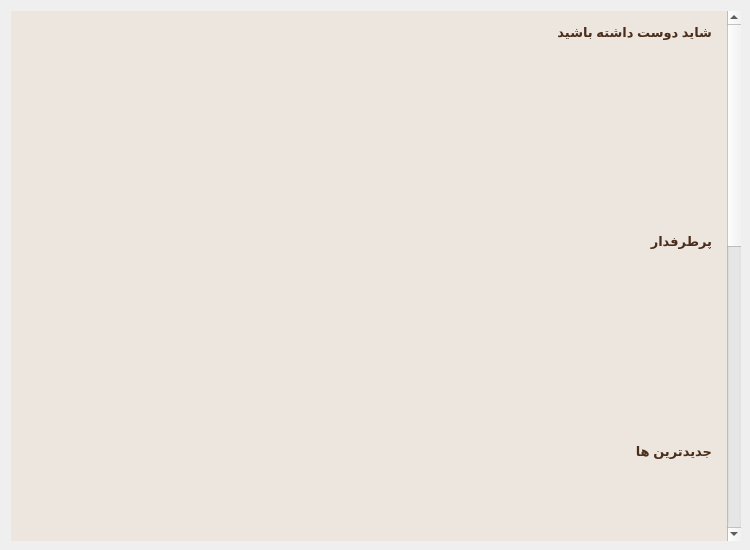
This is Client/user/userhomewidget.ui in Onyx1907/Lumina-EBook-Platform as Qt 5 draws it before an edit. The edited form follows.
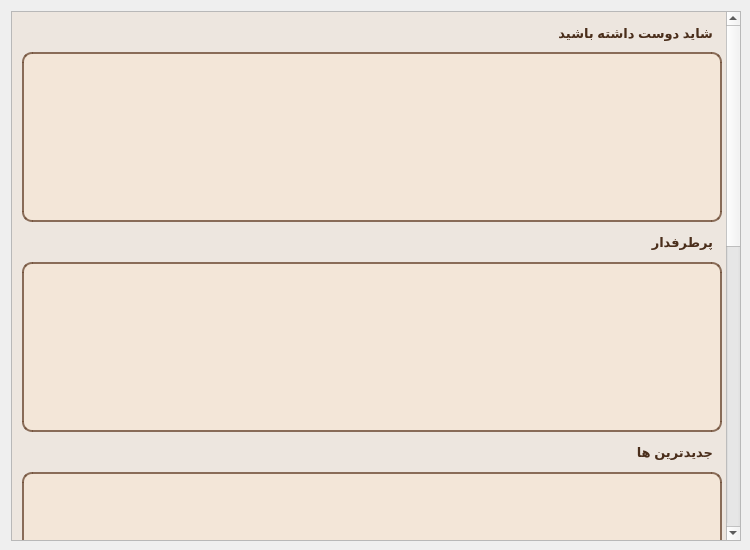
This is the edited form. Icons and pictures are not drawn.

Commit message: Feat: Implement QTcpSocket network logic to fetch and parse book list JSON into home page

The edit to the form file:
```diff
--- a/Client/user/userhomewidget.ui
+++ b/Client/user/userhomewidget.ui
@@ -35,44 +35,7 @@
    <enum>Qt::RightToLeft</enum>
   </property>
   <property name="styleSheet">
-   <string notr="true">/* ۱. بوم اصلی صفحه (پشت ویجت‌ها) که ویدیو زیر آن پخش می‌شود */
-QWidget#scrollAreaWidgetContents {
-    /* یک لایه شفاف نسکافه‌ای روشن روی ویدیو می‌کشد */
-    background-color: rgba(235, 220, 203, 0.45); 
-}
-
-/* ۲. حذف کامل کادر و پس‌زمینه اسکرول‌اریا برای دیده شدن ویدیو */
-QScrollArea {
-    border: none;
-    background-color: transparent;
-}
-
-/* ۴. استایل لیست افقی کتاب‌ها */
-QListWidget {
-    border: none;
-    background-color: transparent;
-}
-
-
-/* ۷. استایل دکمه خاصِ &quot;مشاهده همه&quot; در انتهای لیست */
-QWidget#ViewAllCard_Widget {
-    background-color: rgba(74, 46, 27, 0.15); /* تم قهوه‌ای بسیار ملایم */
-    border: 2px dashed rgba(74, 46, 27, 0.4); /* خط‌چین کلاسیک */
-    border-radius: 8px;
-}
-
-QWidget#ViewAllCard_Widget:hover {
-    background-color: rgba(74, 46, 27, 0.3);
-    cursor: pointing;
-}
-
-QLabel {
-    color: #4A2E1B;
-    font-weight: bold;
-    font-size: 13px;
-}
-
-</string>
+   <string notr="true"/>
   </property>
   <layout class="QVBoxLayout" name="verticalLayout">
    <item>
@@ -105,7 +68,7 @@
       <property name="geometry">
        <rect>
         <x>0</x>
-        <y>-670</y>
+        <y>0</y>
         <width>730</width>
         <height>1200</height>
        </rect>
@@ -122,7 +85,31 @@
         <height>1200</height>
        </size>
       </property>
-      <widget class="QLabel" name="label">
+      <property name="styleSheet">
+       <string notr="true">/* ۱. بوم اصلی صفحه (پشت ویجت‌ها) که ویدیو زیر آن پخش می‌شود */
+QWidget#scrollAreaWidgetContents {
+    /* یک لایه شفاف نسکافه‌ای روشن روی ویدیو می‌کشد */
+    background-color: rgba(235, 220, 203, 0.45); 
+}
+
+/* ۲. حذف کامل کادر و پس‌زمینه اسکرول‌اریا برای دیده شدن ویدیو */
+QScrollArea {
+    border: none;
+    background-color: transparent;
+}
+
+QListWidget {
+    background-color: rgba(245, 230, 211, 0.65); /* ۶۵ درصد کدر، بقیه شفاف برای دیدن بک‌گراند */
+    border: 2px solid rgba(111, 78, 55, 0.8); /* حاشیه قهوه‌ای با کمی شفافیت */
+    border-radius: 10px;
+    padding: 5px;
+}
+
+
+
+</string>
+      </property>
+      <widget class="QLabel" name="recommended_label">
        <property name="geometry">
         <rect>
          <x>500</x>
@@ -131,6 +118,14 @@
          <height>21</height>
         </rect>
        </property>
+       <property name="styleSheet">
+        <string notr="true">
+QLabel {
+    color: #4A2E1B;
+    font-weight: bold;
+    font-size: 13px;
+}</string>
+       </property>
        <property name="text">
         <string>&lt;html&gt;&lt;head/&gt;&lt;body&gt;&lt;p align=&quot;right&quot;&gt;&lt;span style=&quot; font-weight:700;&quot;&gt;شاید دوست داشته باشید&lt;/span&gt;&lt;/p&gt;&lt;/body&gt;&lt;/html&gt;</string>
        </property>
@@ -141,24 +136,33 @@
          <x>10</x>
          <y>40</y>
          <width>700</width>
-         <height>150</height>
+         <height>170</height>
         </rect>
        </property>
        <property name="minimumSize">
         <size>
          <width>700</width>
-         <height>150</height>
+         <height>170</height>
         </size>
        </property>
        <property name="maximumSize">
         <size>
          <width>700</width>
-         <height>150</height>
+         <height>170</height>
         </size>
        </property>
+       <property name="verticalScrollBarPolicy">
+        <enum>Qt::ScrollBarAlwaysOff</enum>
+       </property>
        <property name="movement">
         <enum>QListView::Static</enum>
        </property>
+       <property name="isWrapping" stdset="0">
+        <bool>false</bool>
+       </property>
+       <property name="resizeMode">
+        <enum>QListView::Adjust</enum>
+       </property>
        <property name="viewMode">
         <enum>QListView::IconMode</enum>
        </property>
@@ -172,6 +176,14 @@
          <height>21</height>
         </rect>
        </property>
+       <property name="styleSheet">
+        <string notr="true">
+QLabel {
+    color: #4A2E1B;
+    font-weight: bold;
+    font-size: 13px;
+}</string>
+       </property>
        <property name="text">
         <string>&lt;html&gt;&lt;head/&gt;&lt;body&gt;&lt;p align=&quot;right&quot;&gt;&lt;span style=&quot; font-weight:700;&quot;&gt;پرطرفدار&lt;/span&gt;&lt;/p&gt;&lt;/body&gt;&lt;/html&gt;</string>
        </property>
@@ -182,24 +194,33 @@
          <x>10</x>
          <y>250</y>
          <width>700</width>
-         <height>150</height>
+         <height>170</height>
         </rect>
        </property>
        <property name="minimumSize">
         <size>
          <width>700</width>
-         <height>150</height>
+         <height>170</height>
         </size>
        </property>
        <property name="maximumSize">
         <size>
          <width>700</width>
-         <height>150</height>
+         <height>170</height>
         </size>
        </property>
+       <property name="verticalScrollBarPolicy">
+        <enum>Qt::ScrollBarAlwaysOff</enum>
+       </property>
        <property name="movement">
         <enum>QListView::Static</enum>
        </property>
+       <property name="isWrapping" stdset="0">
+        <bool>false</bool>
+       </property>
+       <property name="resizeMode">
+        <enum>QListView::Adjust</enum>
+       </property>
        <property name="viewMode">
         <enum>QListView::IconMode</enum>
        </property>
@@ -213,62 +234,51 @@
          <height>21</height>
         </rect>
        </property>
+       <property name="styleSheet">
+        <string notr="true">
+QLabel {
+    color: #4A2E1B;
+    font-weight: bold;
+    font-size: 13px;
+}</string>
+       </property>
        <property name="text">
         <string>&lt;html&gt;&lt;head/&gt;&lt;body&gt;&lt;p align=&quot;right&quot;&gt;&lt;span style=&quot; font-weight:700;&quot;&gt;جدیدترین ها&lt;/span&gt;&lt;/p&gt;&lt;/body&gt;&lt;/html&gt;</string>
        </property>
       </widget>
-      <widget class="QListWidget" name="listWidget_3">
-       <property name="geometry">
-        <rect>
-         <x>710</x>
-         <y>450</y>
-         <width>700</width>
-         <height>150</height>
-        </rect>
-       </property>
-       <property name="minimumSize">
-        <size>
-         <width>700</width>
-         <height>150</height>
-        </size>
-       </property>
-       <property name="maximumSize">
-        <size>
-         <width>700</width>
-         <height>150</height>
-        </size>
-       </property>
-       <property name="movement">
-        <enum>QListView::Static</enum>
-       </property>
-       <property name="viewMode">
-        <enum>QListView::IconMode</enum>
-       </property>
-      </widget>
-      <widget class="QListWidget" name="listWidget_4">
+      <widget class="QListWidget" name="new_listWidget">
        <property name="geometry">
         <rect>
          <x>10</x>
          <y>460</y>
          <width>700</width>
-         <height>150</height>
+         <height>170</height>
         </rect>
        </property>
        <property name="minimumSize">
         <size>
          <width>700</width>
-         <height>150</height>
+         <height>170</height>
         </size>
        </property>
        <property name="maximumSize">
         <size>
          <width>700</width>
-         <height>150</height>
+         <height>170</height>
         </size>
        </property>
+       <property name="verticalScrollBarPolicy">
+        <enum>Qt::ScrollBarAlwaysOff</enum>
+       </property>
        <property name="movement">
         <enum>QListView::Static</enum>
        </property>
+       <property name="isWrapping" stdset="0">
+        <bool>false</bool>
+       </property>
+       <property name="resizeMode">
+        <enum>QListView::Adjust</enum>
+       </property>
        <property name="viewMode">
         <enum>QListView::IconMode</enum>
        </property>
```
Left out of the diff: 66 changed lines with no effect on the pictures. The commit also changes 10 other files.
